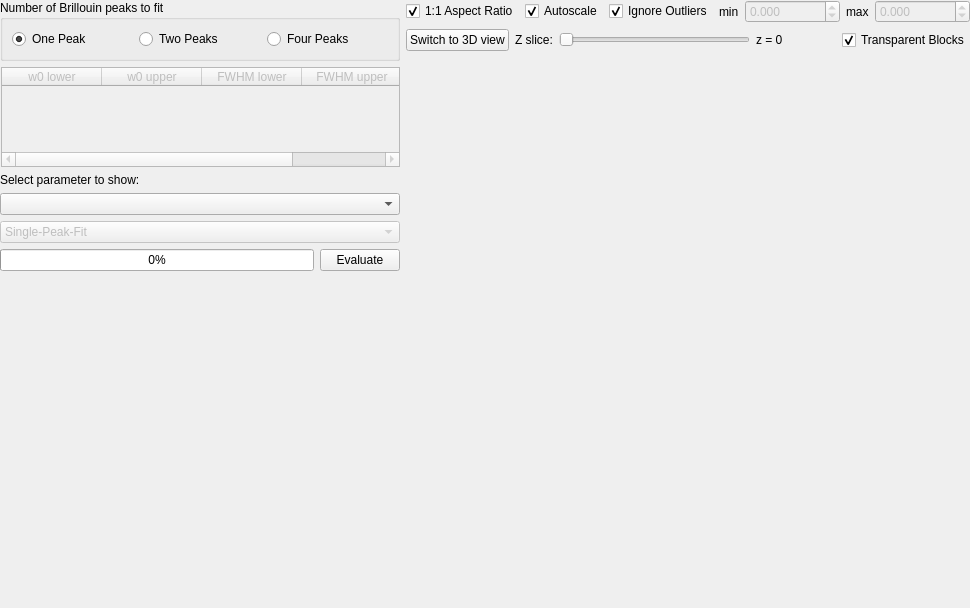
Above: bmicro/gui/evaluation/evaluation_view.ui from nik-liegroup/BMicro before the change. Below: the same form after it.
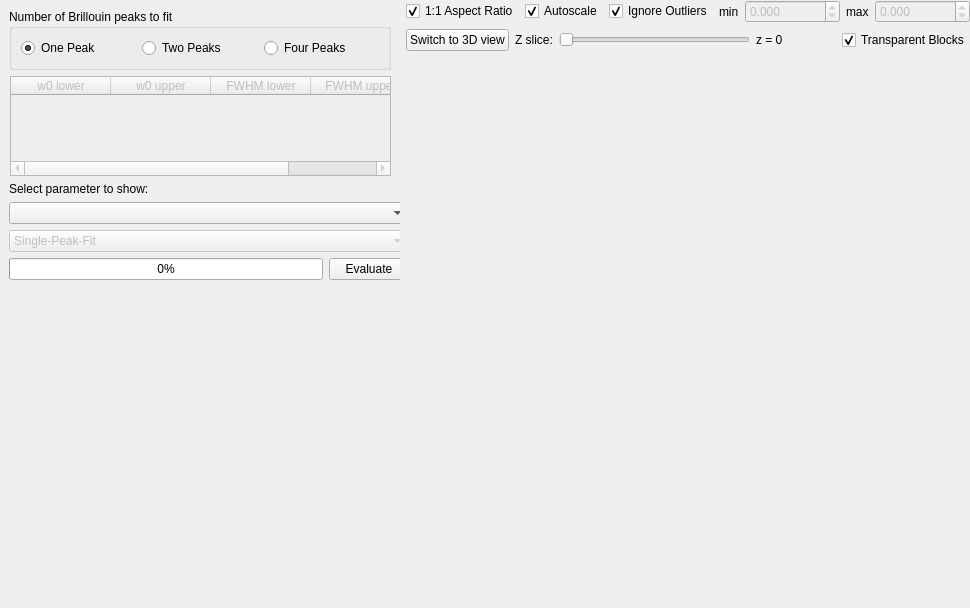
That is the form after the change.

Diff of the .ui file:
```diff
--- a/bmicro/gui/evaluation/evaluation_view.ui
+++ b/bmicro/gui/evaluation/evaluation_view.ui
@@ -35,7 +35,20 @@
    <item>
     <layout class="QHBoxLayout" name="horizontalLayout_5">
      <item>
-      <layout class="QVBoxLayout" name="verticalLayout">
+      <widget class="QWidget" name="widget_left" native="true">
+       <property name="minimumSize">
+        <size>
+         <width>400</width>
+         <height>0</height>
+        </size>
+       </property>
+       <property name="maximumSize">
+        <size>
+         <width>400</width>
+         <height>16777215</height>
+        </size>
+       </property>
+       <layout class="QVBoxLayout" name="verticalLayout">
        <item>
         <widget class="QGroupBox" name="nrBrillouinPeaksGroup">
          <property name="maximumSize">
@@ -338,6 +351,7 @@
         </spacer>
        </item>
       </layout>
+      </widget>
      </item>
      <item>
       <layout class="QVBoxLayout" name="verticalLayout_2">
```
